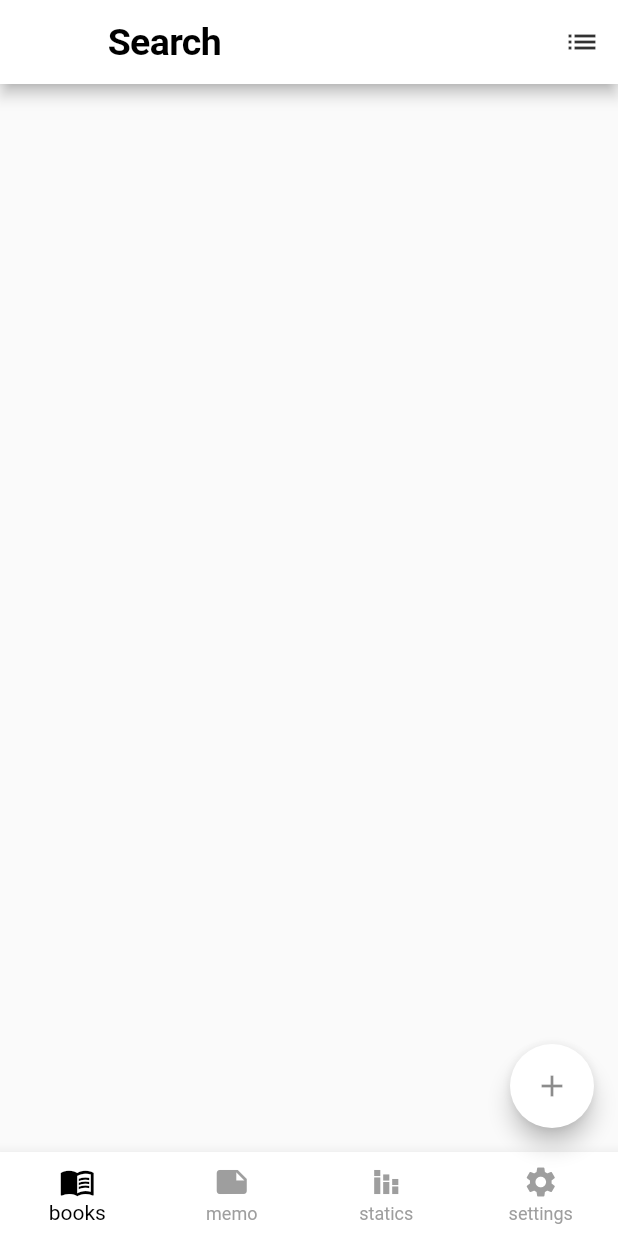
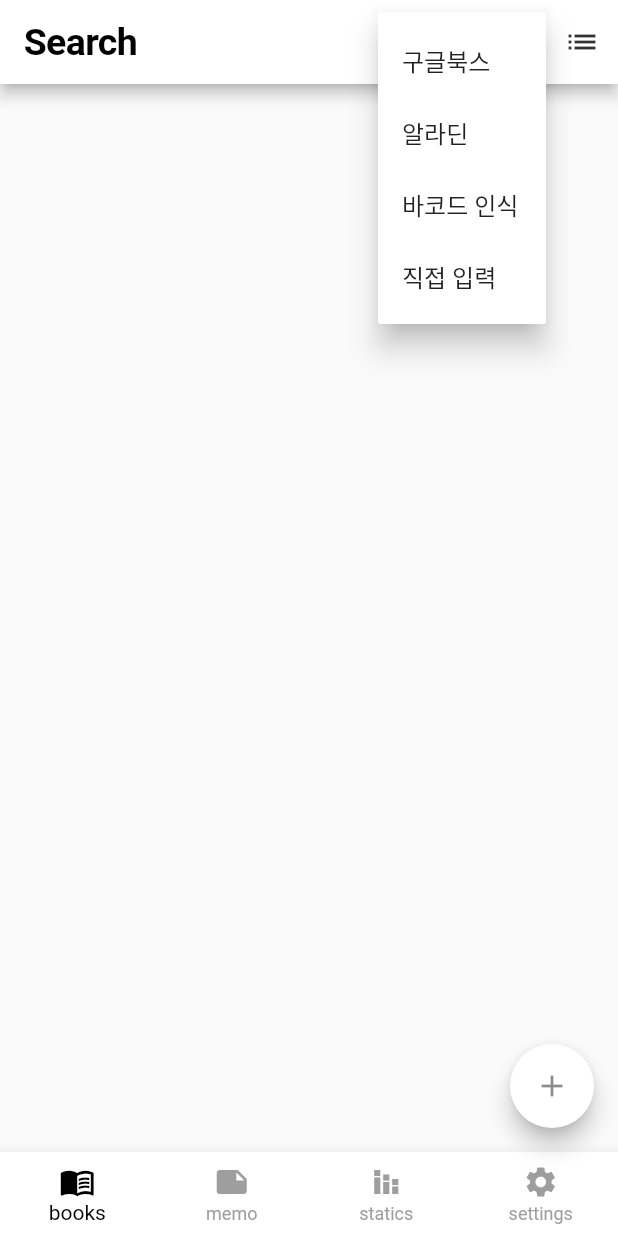
Before and after one commit to hanslelee/readingcord, a Flutter app: the screen it shows after launch, after a tap on the "add" icon, on a phone screen of 412 x 824 dp. Run offline on Flutter 3.47's test engine with Material 2 defaults, Android fonts, the phone set to English and light mode, and no system bars.

Commit message:
appbar수정

```diff
--- a/lib/src/view/home_screen.dart
+++ b/lib/src/view/home_screen.dart
@@ -22,15 +22,54 @@ class _HomeScreenState extends State<HomeScreen> with SingleTickerProviderStateM
   @override
   Widget build(BuildContext context) {
     return Scaffold(
-      appBar: AppBar(
-        leading: Container(),
+      appBar: tabController.index == 0
+          ? AppBar(
+              leading: null,
               title: Text(
                 'Search',
                 style: TextStyle(
-              fontSize: 25, fontWeight: FontWeight.w700, color: Colors.black, letterSpacing: -(29 * 0.015)),
+                    fontSize: 25,
+                    fontWeight: FontWeight.w700,
+                    color: Colors.black,
+                    letterSpacing: -(29 * 0.015)),
               ),
               centerTitle: false,
               actions: [
+                PopupMenuButton(
+                  // 팝업메뉴버튼 참고
+                  // https://codesinsider.com/flutter-popup-menu-button/
+                    icon: Icon(Icons.add),
+                    onSelected: (value) {
+                      // setState(() {
+                      //   _value = value;
+                      // });
+                    },
+                    itemBuilder: (context) => [
+                      PopupMenuItem(
+                        child: Text("구글북스"),
+                        value: 1,
+                      ),
+                      PopupMenuItem(
+                        child: Text("알라딘"),
+                        value: 2,
+                      ),
+                      PopupMenuItem(
+                        child: Text("바코드 인식"),
+                        value: 3,
+                      ),
+                      PopupMenuItem(
+                        child: Text("직접 입력"),
+                        value: 4,
+                      )
+                    ],
+                    padding: EdgeInsets.all(0.0),
+                ),
+                // IconButton(
+                //   icon: Icon(Icons.add),
+                //   color: Color(0xFF323232),
+                //   onPressed: () {},
+                //   padding: EdgeInsets.all(0.0),
+                // ),
                 IconButton(
                   icon: Icon(Icons.list),
                   color: Color(0xFF323232),
@@ -38,12 +77,13 @@ class _HomeScreenState extends State<HomeScreen> with SingleTickerProviderStateM
                   padding: EdgeInsets.all(0.0),
                 )
               ],
-      ),
+            )
+          : null,
       body: TabBarView(
         controller: tabController,
         physics: NeverScrollableScrollPhysics(),
         children: [
-          Container(),
+          _buildHome(),
           Container(),
           Container(),
           Container(),
@@ -79,4 +119,14 @@ class _HomeScreenState extends State<HomeScreen> with SingleTickerProviderStateM
       ),
     );
   }
+
+  SingleChildScrollView _buildHome() {
+    return SingleChildScrollView(
+      child: Container(
+        child: Column(
+          crossAxisAlignment: CrossAxisAlignment.start,
+        )
+      )
+    );
   }
+}
```
Lines whose indentation alone changed are shown as unchanged.
